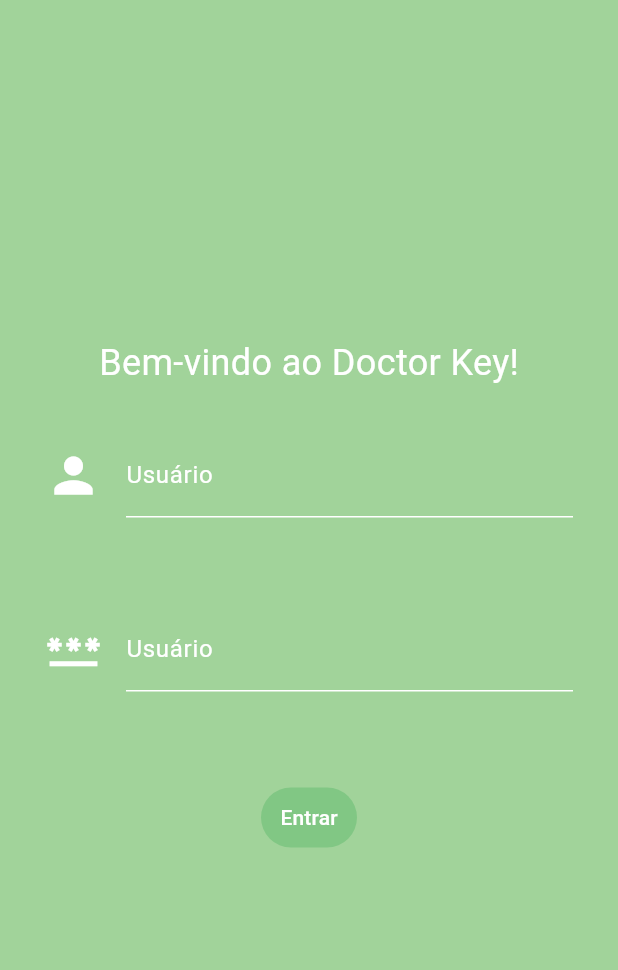
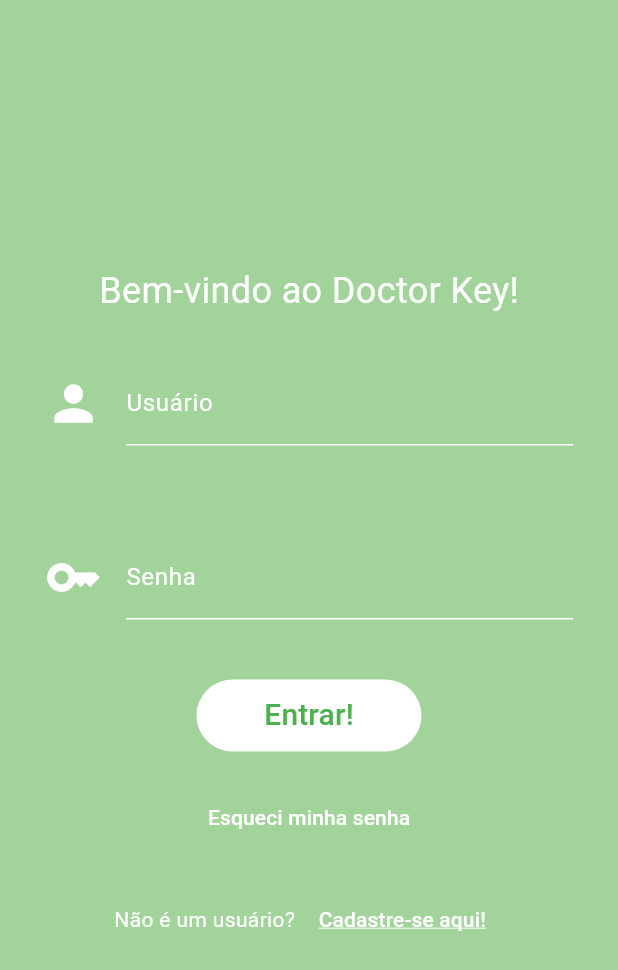
Before and after one commit to gabeFrancisco/DoctorKeyMobile, a Flutter app: the screen it shows after launch, on a phone screen of 412 x 824 dp. Shown: the top 970 px of the screen. Run offline on Flutter 3.47's test engine with Material 2 defaults, Android fonts, the light colour scheme and no system bars.

Commit message:
init view buttons and form styles

```diff
--- a/lib/views/init_view.dart
+++ b/lib/views/init_view.dart
@@ -47,6 +47,7 @@
                     Container(
                       padding: const EdgeInsets.all(30),
                       child: TextFormField(
+                        obscureText: true,
                         style: const TextStyle(color: Colors.white),
                         cursorColor: Colors.white,
                         decoration: const InputDecoration(
@@ -56,25 +57,58 @@
                                 borderSide: BorderSide(color: Colors.white)),
                             border: UnderlineInputBorder(
                                 borderSide: BorderSide(color: Colors.white)),
-                            icon: Icon(Icons.password,
-                                color: Colors.white, size: 38),
+                            icon:
+                                Icon(Icons.key, color: Colors.white, size: 38),
                             focusColor: Colors.white,
-                            labelText: "Usuário",
+                            labelText: "Senha",
                             labelStyle: TextStyle(color: Colors.white)),
                       ),
                     ),
                     Container(
-                        padding: const EdgeInsets.all(30),
-                        child: TextButton(
-                            onPressed: () {},
-                            child: const Text("Entrar"),
-                            style: ButtonStyle(
-                                foregroundColor:
-                                    MaterialStateProperty.all<Color>(
-                                        Colors.white),
-                                backgroundColor:
-                                    MaterialStateProperty.all<Color>(
-                                        Colors.green.shade300))))
+                      margin: const EdgeInsets.all(10),
+                      child: TextButton(
+                          onPressed: () {},
+                          style: TextButton.styleFrom(
+                            foregroundColor: Colors.green,
+                            backgroundColor: Colors.white,
+                            minimumSize: const Size(150, 48),
+                            padding: const EdgeInsets.symmetric(horizontal: 16),
+                          ),
+                          child: const Text(
+                            "Entrar!",
+                            style: TextStyle(fontSize: 20),
+                          )),
+                    ),
+                    Container(
+                      margin: const EdgeInsets.all(10),
+                      child: TextButton(
+                          onPressed: () {},
+                          child: const Text(
+                            "Esqueci minha senha",
+                            style: TextStyle(color: Colors.white),
+                          )),
+                    ),
+                    Container(
+                      margin: const EdgeInsets.all(10),
+                      child: Row(
+                          mainAxisAlignment: MainAxisAlignment.center,
+                          children: [
+                            const Text(
+                              "Não é um usuário? ",
+                              style: TextStyle(color: Colors.white),
+                            ),
+                            TextButton(
+                                onPressed: () {},
+                                child: const Text(
+                                  "Cadastre-se aqui!",
+                                  style: TextStyle(
+                                    color: Colors.white,
+                                    decorationColor: Colors.white,
+                                    decoration: TextDecoration.underline,
+                                  ),
+                                )),
+                          ]),
+                    )
                   ],
                 ))
           ]),
```
